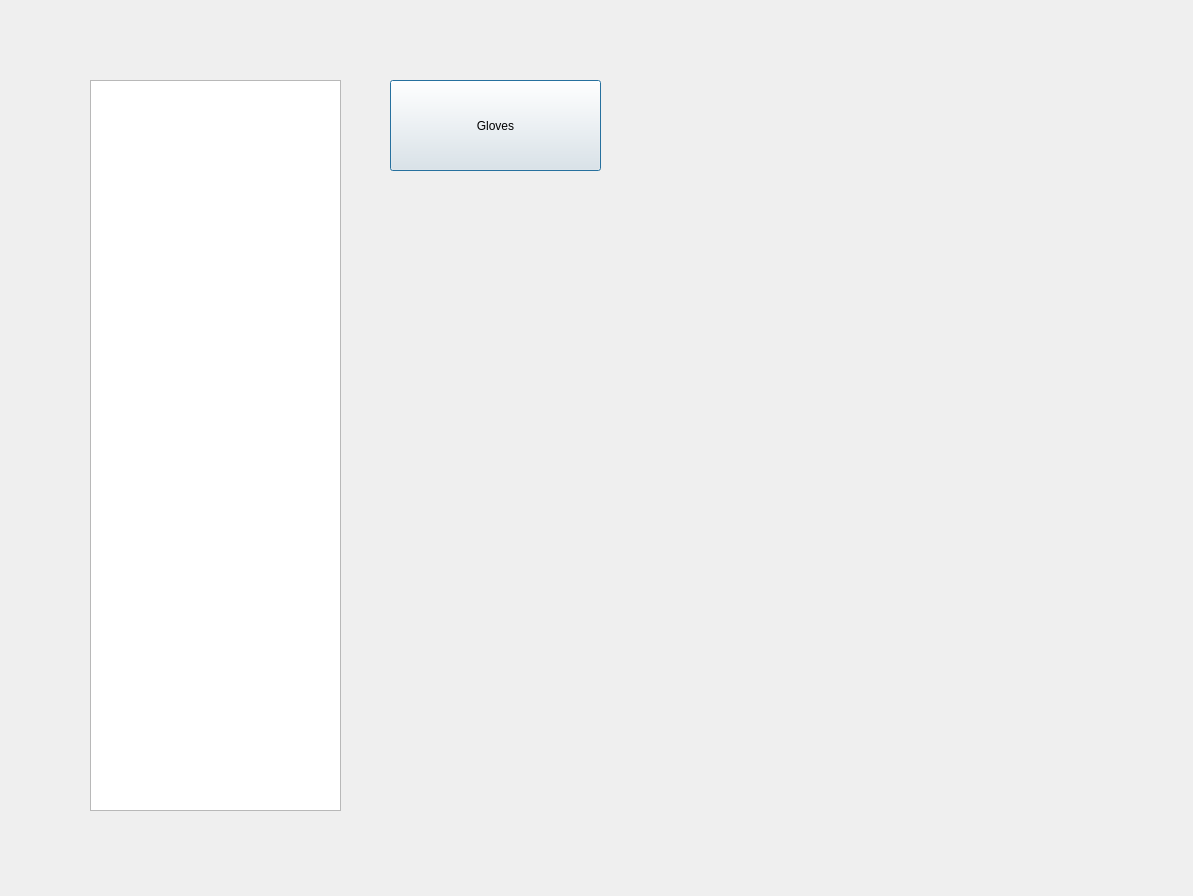
Qt form Main.ui (Sibeet/PoeModTool) before a commit.
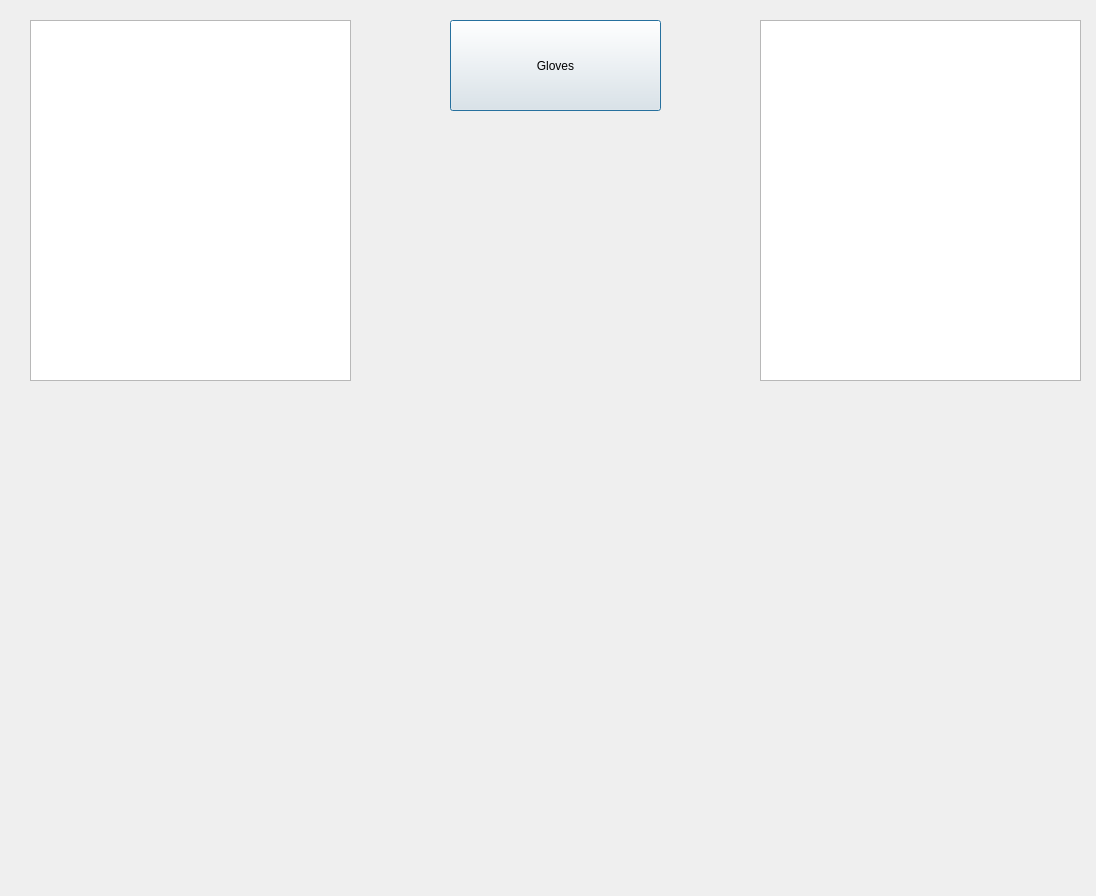
The same form after that commit.

Diff of the .ui file:
```diff
--- a/Main.ui
+++ b/Main.ui
@@ -6,28 +6,40 @@
    <rect>
     <x>0</x>
     <y>0</y>
-    <width>1193</width>
+    <width>1096</width>
     <height>896</height>
    </rect>
   </property>
   <property name="windowTitle">
    <string>Dialog</string>
   </property>
-  <widget class="QListView" name="ModGroupList">
+  <widget class="QTreeView" name="Prefix_List">
    <property name="geometry">
     <rect>
-     <x>90</x>
-     <y>80</y>
-     <width>251</width>
-     <height>731</height>
+     <x>30</x>
+     <y>20</y>
+     <width>321</width>
+     <height>361</height>
     </rect>
    </property>
+   <property name="editTriggers">
+    <set>QAbstractItemView::NoEditTriggers</set>
+   </property>
+   <property name="alternatingRowColors">
+    <bool>false</bool>
+   </property>
+   <property name="autoExpandDelay">
+    <number>11</number>
+   </property>
+   <property name="headerHidden">
+    <bool>true</bool>
+   </property>
   </widget>
   <widget class="QPushButton" name="GlovesButton">
    <property name="geometry">
     <rect>
-     <x>390</x>
-     <y>80</y>
+     <x>450</x>
+     <y>20</y>
      <width>211</width>
      <height>91</height>
     </rect>
@@ -36,6 +48,22 @@
     <string>Gloves</string>
    </property>
   </widget>
+  <widget class="QTreeView" name="Suffix_List">
+   <property name="geometry">
+    <rect>
+     <x>760</x>
+     <y>20</y>
+     <width>321</width>
+     <height>361</height>
+    </rect>
+   </property>
+   <property name="editTriggers">
+    <set>QAbstractItemView::NoEditTriggers</set>
+   </property>
+   <property name="headerHidden">
+    <bool>true</bool>
+   </property>
+  </widget>
  </widget>
  <resources/>
  <connections/>
```
